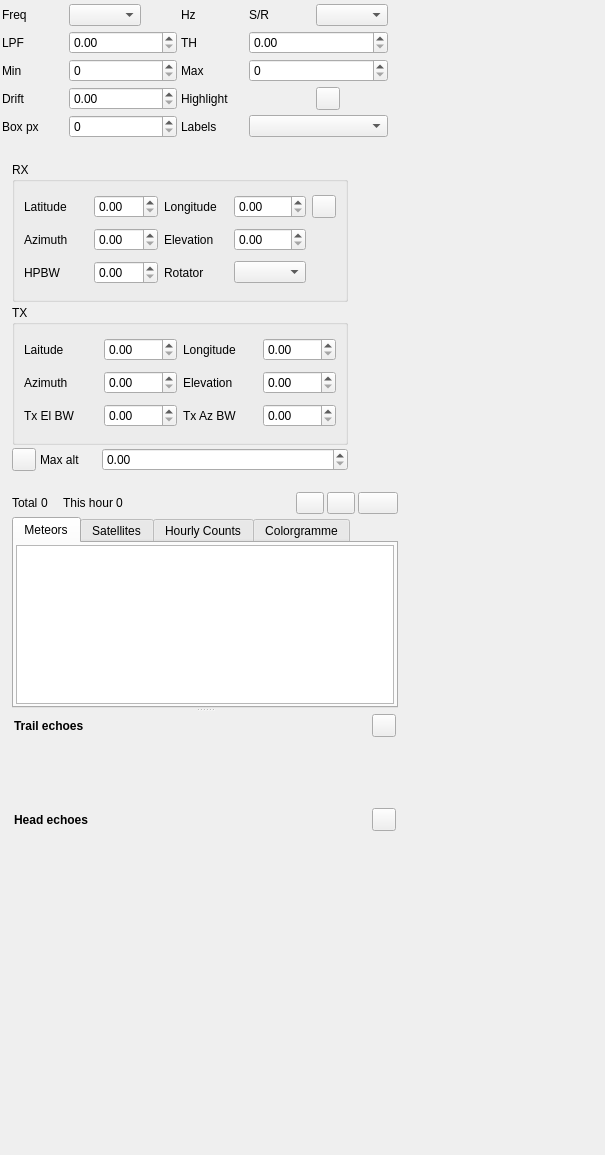
The window that plugins/channelrx/meteor/meteorgui.ui (srcejon/sdrangel) describes before a commit, drawn with Qt 5.
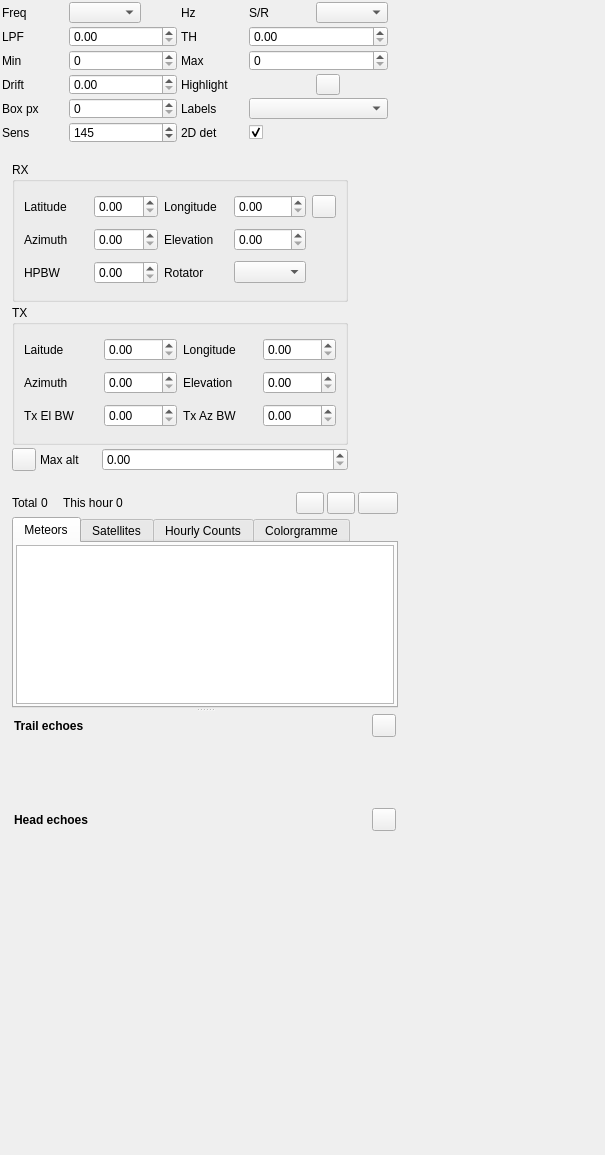
The same window after the commit. Icons and pictures are not drawn. Custom widgets are drawn as their Qt base class.

Commit message: Implement 2D detector

```diff
--- a/plugins/channelrx/meteor/meteorgui.ui
+++ b/plugins/channelrx/meteor/meteorgui.ui
@@ -211,6 +211,52 @@
     <item row="4" column="4" colspan="2">
      <widget class="QComboBox" name="detectionLabels"/>
     </item>
+    <item row="5" column="0">
+     <widget class="QLabel" name="blobSensitivityLabel">
+      <property name="text">
+       <string>Sens</string>
+      </property>
+     </widget>
+    </item>
+    <item row="5" column="1" colspan="2">
+     <widget class="QSpinBox" name="blobSensitivity">
+      <property name="toolTip">
+       <string>2D detector sensitivity: minimum integrated power (dB above noise) to accept a meteor. Lower = more sensitive.</string>
+      </property>
+      <property name="minimum">
+       <number>10</number>
+      </property>
+      <property name="maximum">
+       <number>10000</number>
+      </property>
+      <property name="singleStep">
+       <number>5</number>
+      </property>
+      <property name="value">
+       <number>145</number>
+      </property>
+     </widget>
+    </item>
+    <item row="5" column="3">
+     <widget class="QLabel" name="enableBlobDetectorLabel">
+      <property name="text">
+       <string>2D det</string>
+      </property>
+     </widget>
+    </item>
+    <item row="5" column="4" colspan="2">
+     <widget class="QCheckBox" name="enableBlobDetector">
+      <property name="toolTip">
+       <string>Use the 2D blob detector (recommended). Unchecked: legacy detector.</string>
+      </property>
+      <property name="text">
+       <string/>
+      </property>
+      <property name="checked">
+       <bool>true</bool>
+      </property>
+     </widget>
+    </item>
    </layout>
   </widget>
   <widget class="QWidget" name="geometryContainer" native="true">
```
The commit also changes 10 other files.
